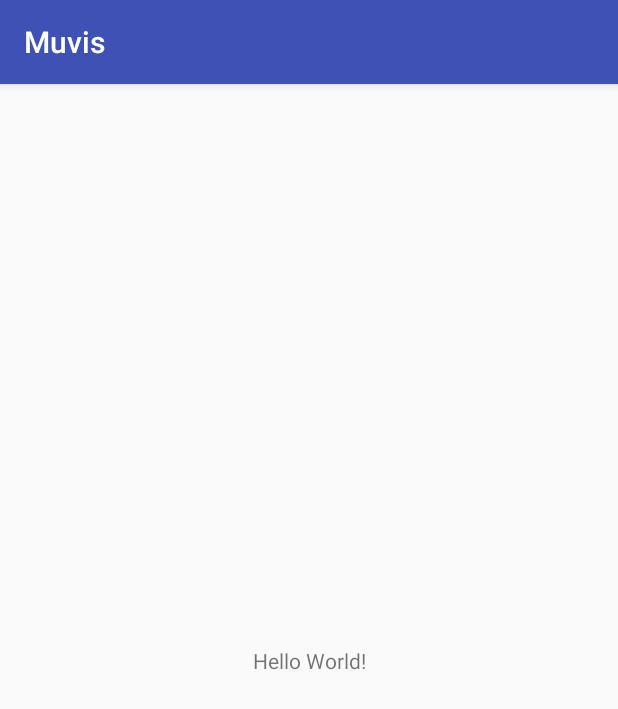
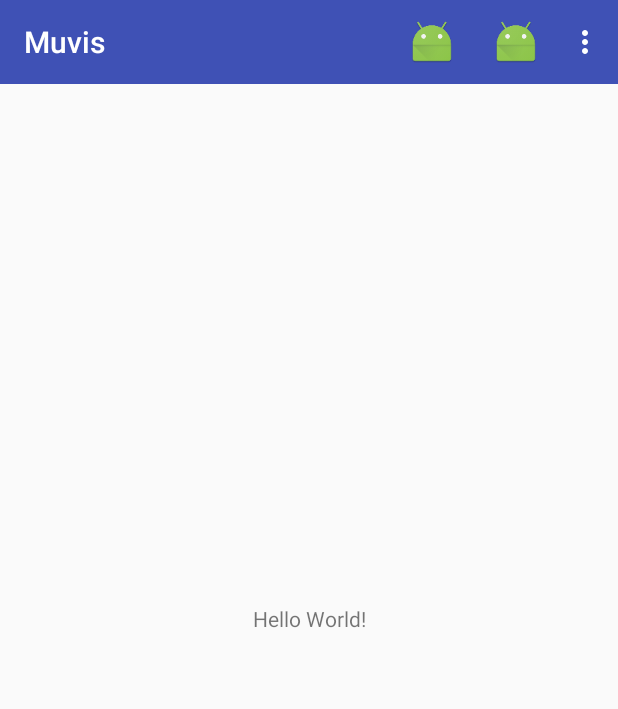
Before and after one commit to diegocoliveira/t007, an Android app: the screen it shows after launch (MainActivity), on a phone screen of 412 x 824 dp. Shown: the top 709 px of the screen. Run offline under Robolectric (Android 15) with nearby library versions, the light colour scheme and no system bars.

Commit message:
Adicionado a Toolbar

```diff
--- a/2017.2/Muvis/app/build.gradle
+++ b/2017.2/Muvis/app/build.gradle
@@ -26,6 +26,7 @@ dependencies {
         exclude group: 'com.android.support', module: 'support-annotations'
     })
     compile 'com.android.support:appcompat-v7:26.+'
+    compile 'com.android.support:design:+'
     compile 'com.android.support.constraint:constraint-layout:1.0.2'
     testCompile 'junit:junit:4.12'
     compile "org.jetbrains.kotlin:kotlin-stdlib-jre7:$kotlin_version"
--- a/2017.2/Muvis/app/src/main/java/br/unifor/muvis/MainActivity.kt
+++ b/2017.2/Muvis/app/src/main/java/br/unifor/muvis/MainActivity.kt
@@ -2,14 +2,48 @@ package br.unifor.muvis
 
 import android.support.v7.app.AppCompatActivity
 import android.os.Bundle
+import android.support.v7.widget.Toolbar
+import android.util.Log
+import android.view.Menu
+import android.view.MenuItem
+import android.widget.Toast
+import br.unifor.muvis.database.CategoryDAO
+import br.unifor.muvis.entity.Category
 
 class MainActivity : AppCompatActivity() {
+
+    lateinit var mToolbar:Toolbar
 
     override fun onCreate(savedInstanceState: Bundle?) {
 
         super.onCreate(savedInstanceState)
         setContentView(R.layout.activity_main)
 
+        mToolbar = findViewById(R.id.toolbar) as Toolbar
+        setSupportActionBar(mToolbar)
+
+    }
+
+    override fun onCreateOptionsMenu(menu: Menu?): Boolean {
+        menuInflater.inflate(R.menu.main_menu, menu)
+        return true
+    }
+
+    override fun onOptionsItemSelected(item: MenuItem?): Boolean {
+
+        when(item?.itemId){
+
+            R.id.action_favorite -> { Toast.makeText(this, "Informação", Toast.LENGTH_SHORT).show()}
+            R.id.action_favorite1 -> { Toast.makeText(this, "Informação1", Toast.LENGTH_SHORT).show()}
+            R.id.action_favorite2 -> { Toast.makeText(this, "Informação2", Toast.LENGTH_SHORT).show()}
+            R.id.action_settings -> { Toast.makeText(this, "Ajuda", Toast.LENGTH_SHORT).show()}
+            R.id.action_settings1 -> { Toast.makeText(this, "Ajuda1", Toast.LENGTH_SHORT).show()}
+            R.id.action_settings2 -> { Toast.makeText(this, "Ajuda2", Toast.LENGTH_SHORT).show()}
+            R.id.action_settings3 -> { Toast.makeText(this, "Ajuda3", Toast.LENGTH_SHORT).show()}
+
+        }
+
+        return true
     }
 
 }
--- a/2017.2/Muvis/app/src/main/java/br/unifor/muvis/database/MuvisDatabase.kt
+++ b/2017.2/Muvis/app/src/main/java/br/unifor/muvis/database/MuvisDatabase.kt
@@ -10,16 +10,19 @@ class MuvisDatabase(context: Context) :
     val context = context
 
     override fun onCreate(db: SQLiteDatabase?) {
-        executeSql(db, "/db/create.sql")
+        executeSql(db, "db/create.sql")
     }
 
     override fun onUpgrade(db: SQLiteDatabase?, oldVersion: Int, newVersion: Int) {
-        executeSql(db, "/db/update.sql")
+        executeSql(db, "db/update.sql")
     }
 
     private fun executeSql(db: SQLiteDatabase?, path:String) {
         val createSql = context.assets.open(path)
-        createSql.bufferedReader().useLines { lines -> lines.forEach { db?.execSQL(it) } }
+        createSql.bufferedReader().useLines { lines ->
+            lines.forEach {
+                db?.execSQL(it) }
+        }
     }
 
 }
--- a/2017.2/Muvis/app/src/main/res/layout/activity_main.xml
+++ b/2017.2/Muvis/app/src/main/res/layout/activity_main.xml
@@ -15,4 +15,19 @@
         app:layout_constraintRight_toRightOf="parent"
         app:layout_constraintTop_toTopOf="parent" />
 
+    <android.support.v7.widget.Toolbar
+        android:id="@+id/toolbar"
+        android:layout_width="0dp"
+        android:layout_height="wrap_content"
+        android:layout_marginLeft="0dp"
+        android:layout_marginRight="0dp"
+        android:layout_marginTop="0dp"
+        android:background="?attr/colorPrimary"
+        android:minHeight="?attr/actionBarSize"
+        android:theme="@style/ToolbarTheme"
+        app:layout_constraintLeft_toLeftOf="parent"
+        app:layout_constraintRight_toRightOf="parent"
+        app:layout_constraintTop_toTopOf="parent"
+        app:popupTheme="@style/ThemeOverlay.AppCompat.Light" />
+
 </android.support.constraint.ConstraintLayout>
--- /dev/null
+++ b/2017.2/Muvis/app/src/main/res/menu/main_menu.xml
@@ -0,0 +1,38 @@
+<menu xmlns:android="http://schemas.android.com/apk/res/android"
+    xmlns:app="http://schemas.android.com/apk/res-auto">
+
+    <item
+        android:id="@+id/action_favorite"
+        android:icon="@mipmap/ic_launcher"
+        android:title="Informações"
+        app:showAsAction="ifRoom"/>
+
+    <item
+        android:id="@+id/action_favorite1"
+        android:icon="@mipmap/ic_launcher"
+        android:title="Informações1"
+        app:showAsAction="ifRoom"/>
+
+    <item
+        android:id="@+id/action_favorite2"
+        android:icon="@mipmap/ic_launcher"
+        android:title="Informações2"
+        app:showAsAction="ifRoom"/>
+
+    <item android:id="@+id/action_settings"
+        android:title="Ajuda"
+        app:showAsAction="never"/>
+
+    <item android:id="@+id/action_settings1"
+        android:title="Ajuda1"
+        app:showAsAction="never"/>
+
+    <item android:id="@+id/action_settings2"
+        android:title="Ajuda2"
+        app:showAsAction="never"/>
+
+    <item android:id="@+id/action_settings3"
+        android:title="Ajuda3"
+        app:showAsAction="never"/>
+
+</menu>
--- a/2017.2/Muvis/app/src/main/res/values/styles.xml
+++ b/2017.2/Muvis/app/src/main/res/values/styles.xml
@@ -1,11 +1,16 @@
 <resources>
 
     <!-- Base application theme. -->
-    <style name="AppTheme" parent="Theme.AppCompat.Light.DarkActionBar">
+    <style name="AppTheme" parent="Theme.AppCompat.Light.NoActionBar">
         <!-- Customize your theme here. -->
         <item name="colorPrimary">@color/colorPrimary</item>
         <item name="colorPrimaryDark">@color/colorPrimaryDark</item>
         <item name="colorAccent">@color/colorAccent</item>
     </style>
 
+    <style name="ToolbarTheme" parent="AppTheme">
+        <item name="android:textColorPrimary">@android:color/white</item>
+        <item name="android:textColorSecondary">@android:color/white</item>
+    </style>
+
 </resources>
```
Also changed, not shown: 2017.2/Muvis/app/src/main/res/drawable-hdpi/ic_home_white_24dp.png (added), 2017.2/Muvis/app/src/main/res/drawable-mdpi/ic_home_white_24dp.png (added), 2017.2/Muvis/app/src/main/res/drawable-xhdpi/ic_home_white_24dp.png (added), 2017.2/Muvis/app/src/main/res/drawable-xxhdpi/ic_home_white_24dp.png (added), 2017.2/Muvis/app/src/main/res/drawable-xxxhdpi/ic_home_white_24dp.png (added), 1 other file.
